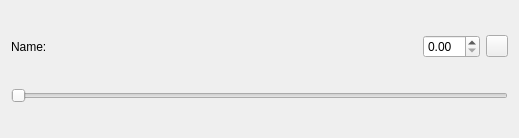
Marlamin/noggit-red, file src/noggit/Red/UiCommon/ExtendedSliderUi.ui: the form before one commit.
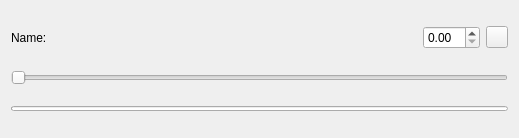
The form after the commit.

Patch:
```diff
--- a/src/noggit/Red/UiCommon/ExtendedSliderUi.ui
+++ b/src/noggit/Red/UiCommon/ExtendedSliderUi.ui
@@ -87,6 +87,26 @@
      </item>
     </layout>
    </item>
+   <item>
+    <layout class="QHBoxLayout" name="_2">
+     <item>
+      <widget class="QProgressBar" name="pressureBar">
+       <property name="maximumSize">
+        <size>
+         <width>16777215</width>
+         <height>5</height>
+        </size>
+       </property>
+       <property name="value">
+        <number>0</number>
+       </property>
+       <property name="textVisible">
+        <bool>false</bool>
+       </property>
+      </widget>
+     </item>
+    </layout>
+   </item>
   </layout>
  </widget>
  <resources/>
```
